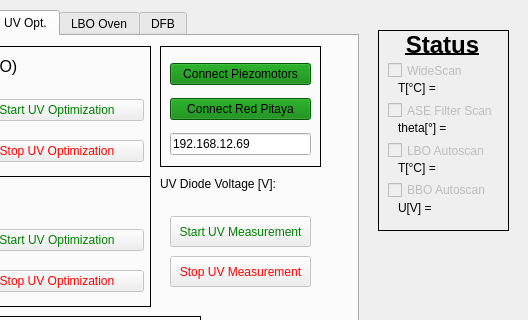
Qt form pulsed_laser_interface.ui (XenoBene/PulsedLaserGUI) before a commit; both pictures show x 242 to 770 and y 0 to 320 of the 770 by 658 pixel window.
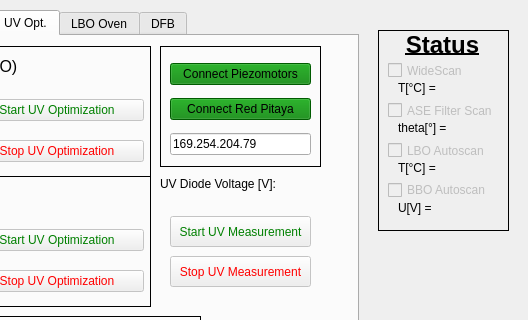
The same form after that commit. The open tabs and pages were chosen to show the change.

Commit message:
IP Adressen von DLC Pro und Red Pitaya auf die an der GSI angepasst.
Test.py erstellt, um schnell kleinere Sachen testen zu können

```diff
--- a/pulsed_laser_interface.ui
+++ b/pulsed_laser_interface.ui
@@ -1677,7 +1677,7 @@
         <item>
          <widget class="QLineEdit" name="bbo_lineEdit_ipRedPitaya">
           <property name="text">
-           <string>192.168.12.69</string>
+           <string>169.254.204.79</string>
           </property>
          </widget>
         </item>
```
Left out of the diff: 2 changed lines with no effect on the pictures. The commit also changes 1 other file.
